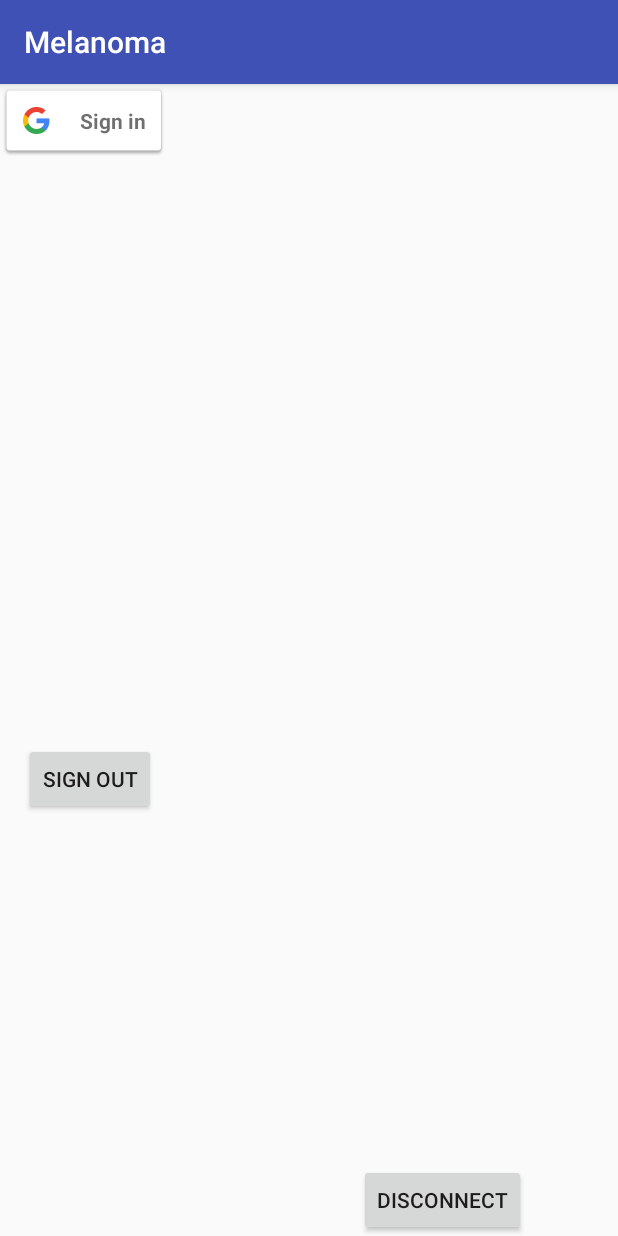
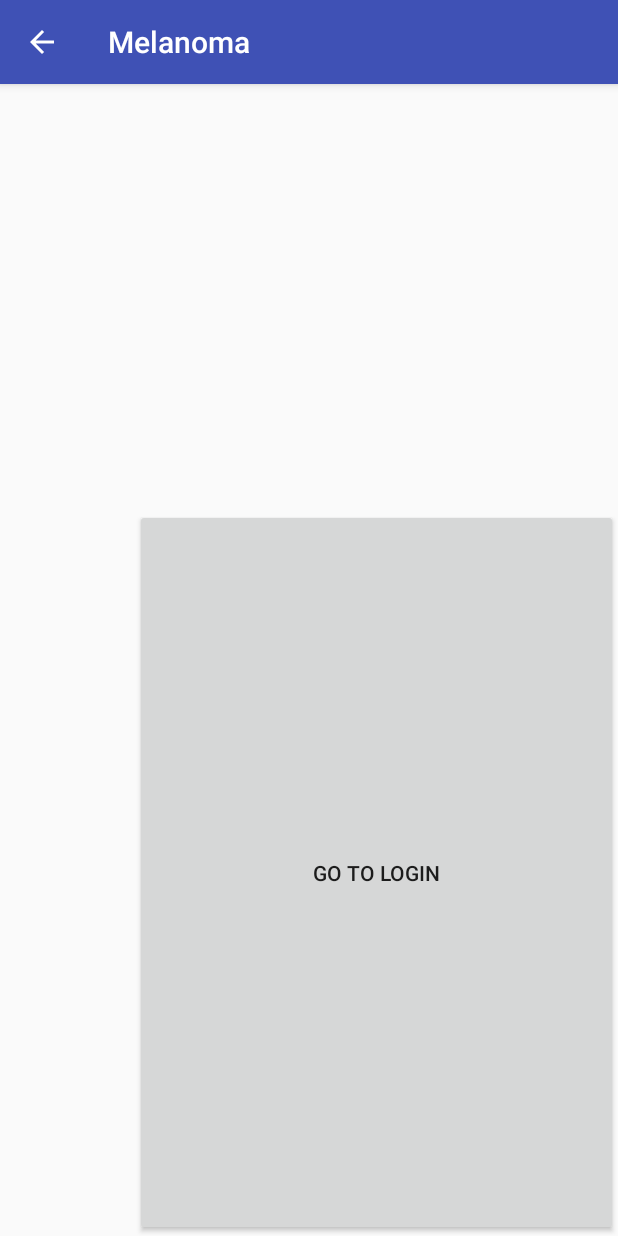
Before and after one commit to nick4810/Melanoma, an Android app: the screen it shows after launch (MainScreen), on a phone screen of 412 x 824 dp. Run offline under Robolectric (Android 15) with nearby library versions, the phone set to English and light mode, and no system bars.

Commit message:
Working Navigation Drawer
Added a basic navigation menu (drawer). Currently only on main activity, and have not implemented app navigation yet.

```diff
--- a/app/src/main/java/com/example/nick/melanoma/Login.java
+++ b/app/src/main/java/com/example/nick/melanoma/Login.java
@@ -1,4 +1,6 @@
 package com.example.nick.melanoma;
+//Credit to developers.google.com for this basic implementation
+//of a Google Login system
 
 import android.app.ProgressDialog;
 import android.content.Intent;
@@ -37,7 +39,7 @@ public class Login extends AppCompatActivity implements
     @Override
     protected void onCreate(Bundle savedInstanceState) {
         super.onCreate(savedInstanceState);
-        setContentView(R.layout.activity_main_screen);
+        setContentView(R.layout.activity_login2);
 
         // Views
         mStatusTextView = (TextView)findViewById(R.id.status);
--- a/app/src/main/java/com/example/nick/melanoma/MainScreen.java
+++ b/app/src/main/java/com/example/nick/melanoma/MainScreen.java
@@ -1,15 +1,109 @@
 package com.example.nick.melanoma;
+//Credit to Ben Jakuben (http://blog.teamtreehouse.com/add-navigation-drawer-android)
+// for the basic implementation of this navigation drawer
 
+import android.content.Intent;
+import android.support.v4.widget.DrawerLayout;
+import android.support.v7.app.ActionBarDrawerToggle;
 import android.support.v7.app.AppCompatActivity;
 import android.os.Bundle;
+import android.view.Menu;
+import android.view.MenuItem;
+import android.view.View;
+import android.widget.AdapterView;
+import android.widget.ArrayAdapter;
+import android.widget.ListView;
+import android.widget.Toast;
 
 public class MainScreen extends AppCompatActivity {
+    private ListView mDrawerList;
+    private ArrayAdapter<String> mAdapter;
+    private ActionBarDrawerToggle mDrawerToggle;
+    private DrawerLayout mDrawerLayout;
+    private String mActivityTitle;
 
     @Override
     protected void onCreate(Bundle savedInstanceState) {
         super.onCreate(savedInstanceState);
-        setContentView(R.layout.activity_login2);
+        setContentView(R.layout.activity_main_screen);
 
+        mDrawerList = (ListView)findViewById(R.id.navList);
+
+        getSupportActionBar().setDisplayHomeAsUpEnabled(true);
+        getSupportActionBar().setHomeButtonEnabled(true);
+
+        mDrawerLayout = (DrawerLayout)findViewById(R.id.drawer_layout);
+        mActivityTitle = getTitle().toString();
+
+
+        addDrawerItems();
+        setupDrawer();
+
+    }
+
+    private void addDrawerItems() {
+        String[] osArray = { "Home", "My Info", "Pictures", "Log Out" };
+        mAdapter = new ArrayAdapter<String>(this, android.R.layout.simple_list_item_1, osArray);
+        mDrawerList.setAdapter(mAdapter);
+
+        mDrawerList.setOnItemClickListener(new AdapterView.OnItemClickListener() {
+            @Override
+            public void onItemClick(AdapterView<?> parent, View view, int position, long id) {
+                Toast.makeText(MainScreen.this, "Good Choice", Toast.LENGTH_SHORT).show();
+            }
+        });
+    }
+
+    private void setupDrawer() {
+        mDrawerToggle = new ActionBarDrawerToggle(this, mDrawerLayout,
+                R.string.drawer_open, R.string.drawer_close) {
+
+            /** Called when a drawer has settled in a completely open state. */
+            public void onDrawerOpened(View drawerView) {
+                super.onDrawerOpened(drawerView);
+                getSupportActionBar().setTitle("Nav Menu");
+                invalidateOptionsMenu(); // creates call to onPrepareOptionsMenu()
+            }
+
+            /** Called when a drawer has settled in a completely closed state. */
+            public void onDrawerClosed(View view) {
+                super.onDrawerClosed(view);
+                getSupportActionBar().setTitle(mActivityTitle);
+                invalidateOptionsMenu(); // creates call to onPrepareOptionsMenu()
+            }
+        };
+        mDrawerToggle.setDrawerIndicatorEnabled(true);
+        mDrawerLayout.setDrawerListener(mDrawerToggle);
+    }
+
+
+
+
+    @Override
+    public boolean onOptionsItemSelected(MenuItem item) {
+
+
+        // Activate the navigation drawer toggle
+        if (mDrawerToggle.onOptionsItemSelected(item)) {
+            return true;
+        }
+
+        return super.onOptionsItemSelected(item);
+    }
+
+
+
+    public void onClick(View v) {
+        switch (v.getId()) {
+            case R.id.goToLogin:
+                goToLogin();
+                break;
+        }
+    }
+
+    public void goToLogin() {
+        Intent intent = new Intent(this, Login.class);
+        startActivity(intent);
 
     }
 
--- a/app/src/main/res/layout/activity_login2.xml
+++ b/app/src/main/res/layout/activity_login2.xml
@@ -13,6 +13,7 @@
         android:id="@+id/sign_in_button"
         android:layout_width="wrap_content"
         android:layout_height="wrap_content"
+        android:onClick="onClick"
         tools:layout_constraintTop_creator="1"
         tools:layout_constraintLeft_creator="1"
         app:layout_constraintLeft_toLeftOf="parent"
@@ -22,14 +23,15 @@
         android:id="@+id/sign_out_button"
         android:layout_width="wrap_content"
         android:layout_height="wrap_content"
-        android:text="Sign Out"
-        tools:layout_constraintTop_creator="1"
+        android:layout_marginLeft="16dp"
         android:layout_marginStart="16dp"
         android:layout_marginTop="439dp"
-        tools:layout_constraintLeft_creator="1"
+        android:onClick="onClick"
+        android:text="Sign Out"
         app:layout_constraintLeft_toLeftOf="parent"
         app:layout_constraintTop_toTopOf="parent"
-        android:layout_marginLeft="16dp" />
+        tools:layout_constraintLeft_creator="1"
+        tools:layout_constraintTop_creator="1" />
 
     <android.support.constraint.Guideline
         android:layout_width="wrap_content"
@@ -44,13 +46,14 @@
         android:id="@+id/disconnect_button"
         android:layout_width="wrap_content"
         android:layout_height="wrap_content"
+        android:layout_marginEnd="61dp"
+        android:layout_marginRight="61dp"
+        android:onClick="onClick"
         android:text="Disconnect"
-        tools:layout_constraintRight_creator="1"
+        app:layout_constraintBottom_toBottomOf="parent"
+        app:layout_constraintRight_toRightOf="parent"
         tools:layout_constraintBottom_creator="1"
-        app:layout_constraintBottom_toBottomOf="parent"
-        android:layout_marginEnd="61dp"
-        app:layout_constraintRight_toRightOf="parent"
-        android:layout_marginRight="61dp" />
+        tools:layout_constraintRight_creator="1" />
 
     <TextView
         android:id="@+id/status"
--- a/app/src/main/res/layout/activity_main_screen.xml
+++ b/app/src/main/res/layout/activity_main_screen.xml
@@ -1,18 +1,33 @@
 <?xml version="1.0" encoding="utf-8"?>
-<android.support.constraint.ConstraintLayout xmlns:android="http://schemas.android.com/apk/res/android"
+
+<android.support.v4.widget.DrawerLayout
+    xmlns:android="http://schemas.android.com/apk/res/android"
+    xmlns:tools="http://schemas.android.com/tools"
     xmlns:app="http://schemas.android.com/apk/res-auto"
-    xmlns:tools="http://schemas.android.com/tools"
+    android:id="@+id/drawer_layout"
     android:layout_width="match_parent"
     android:layout_height="match_parent"
-    tools:context="com.example.nick.melanoma.MainScreen">
+    tools:context="com.example.nick.melanoma.MainScreen"
 
-    <TextView
+    >
+    <ListView
+        android:id="@+id/navList"
+        android:layout_width="200dp"
+        android:layout_height="match_parent"
+        android:layout_gravity="left"
+        android:background="#ffeeeeee"/>
+
+    <Button
+        android:id="@+id/goToLogin"
         android:layout_width="wrap_content"
         android:layout_height="wrap_content"
-        android:text="Hello World!"
-        app:layout_constraintBottom_toBottomOf="parent"
+        android:layout_marginLeft="-128dp"
+        android:layout_marginStart="90dp"
+        android:layout_marginTop="283dp"
+        android:onClick="onClick"
+        android:text="go to login"
         app:layout_constraintLeft_toLeftOf="parent"
-        app:layout_constraintRight_toRightOf="parent"
-        app:layout_constraintTop_toTopOf="parent" />
-
-</android.support.constraint.ConstraintLayout>
+        app:layout_constraintTop_toTopOf="parent"
+        tools:layout_constraintLeft_creator="1"
+        tools:layout_constraintTop_creator="1" />
+</android.support.v4.widget.DrawerLayout>
--- a/app/src/main/res/values/strings.xml
+++ b/app/src/main/res/values/strings.xml
@@ -20,5 +20,7 @@
     <string name="permission_rationale">"Contacts permissions are needed for providing email
         completions."
     </string>
-    <string name="signed_in_fmt">signedInFmt</string>
+    <string name="signed_in_fmt">Successful Sign In</string>
+    <string name="drawer_open">Open navigation drawer</string>
+    <string name="drawer_close">Close navigation drawer</string>
 </resources>
```
Also changed, not shown: 2 other files.
